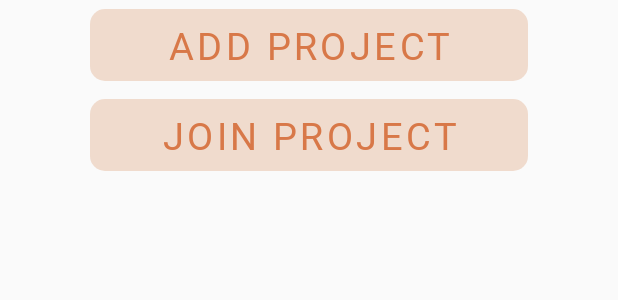
After one commit to CoderWDD/TeamCooperation, an Android app: the layout activity_floating_action_button_choose.xml on its own in the app's theme, with its tools: preview values and no code run, on a phone screen of 412 x 824 dp. The commit adds this screen. Shown: the top 300 px of the screen. Run offline under Robolectric (Android 15) with nearby library versions, the phone set to English and light mode, and no system bars.

Commit message:
UI almost done

```diff
--- a/app/src/main/java/com/example/cooperation/PageHomeActivity.java
+++ b/app/src/main/java/com/example/cooperation/PageHomeActivity.java
@@ -22,6 +22,7 @@ public class PageHomeActivity extends AppCompatActivity {
         NavController navController = navHostFragment.getNavController();
         BottomNavigationView bottomNavigationView = (BottomNavigationView) findViewById(R.id.bottom_nav);
 
+        getSupportFragmentManager();
 
 //        DrawerLayout drawerLayout = findViewById(R.id.drawer_layout);
 //
--- /dev/null
+++ b/app/src/main/res/layout/activity_floating_action_button_choose.xml
@@ -0,0 +1,53 @@
+<?xml version="1.0" encoding="utf-8"?>
+<layout xmlns:android="http://schemas.android.com/apk/res/android"
+    xmlns:app="http://schemas.android.com/apk/res-auto"
+    xmlns:tools="http://schemas.android.com/tools">
+
+    <data>
+        <variable
+            name="floatingActionButtonHandler"
+            type="com.example.cooperation.databing.FragmentFloatingActionButtonDataBinding" />
+    </data>
+
+    <androidx.appcompat.widget.LinearLayoutCompat
+        android:layout_marginHorizontal="50dp"
+        android:layout_width="match_parent"
+        android:layout_height="wrap_content"
+        android:orientation="vertical"
+        tools:context=".ActivityFloatingActionButtonChoose">
+
+        <androidx.appcompat.widget.LinearLayoutCompat
+            android:layout_width="match_parent"
+            android:layout_height="wrap_content"
+            android:orientation="vertical">
+
+            <com.google.android.material.button.MaterialButton
+                android:layout_width="match_parent"
+                android:layout_height="60dp"
+                android:layout_marginHorizontal="10dp"
+                android:fontFamily="@font/no236"
+                android:onClick="@{floatingActionButtonHandler.onAddProjectClicked}"
+                android:stateListAnimator="@null"
+                android:text="@string/project_add_new"
+                android:textColor="@color/orange_brown"
+                android:textSize="25sp"
+                app:backgroundTint="@color/button_login_background_3C"
+                app:cornerRadius="10dp" />
+
+            <com.google.android.material.button.MaterialButton
+                android:layout_width="match_parent"
+                android:layout_height="60dp"
+                android:layout_marginHorizontal="10dp"
+                android:fontFamily="@font/no236"
+                android:onClick="@{floatingActionButtonHandler.onJoinToProjectClicked}"
+                android:stateListAnimator="@null"
+                android:text="@string/project_Join_into_project"
+                android:textColor="@color/orange_brown"
+                android:textSize="25sp"
+                app:backgroundTint="@color/button_login_background_3C"
+                app:cornerRadius="10dp" />
+
+        </androidx.appcompat.widget.LinearLayoutCompat>
+
+    </androidx.appcompat.widget.LinearLayoutCompat>
+</layout>
--- a/app/src/main/res/values/strings.xml
+++ b/app/src/main/res/values/strings.xml
@@ -5,6 +5,7 @@
     <string name="welcome">Welcome!</string>
     <string name="WelcomeContent">TeamCooperation is an app which help you manage your projects with your team!</string>
     <string name="welcome_skip">skip-></string>
+
     <!-- Strings related to login -->
     <string name="login_for_continue">Login for continue use TeamCooperation!</string>
     <string name="password_input_hint">Password:</string>
@@ -12,6 +13,7 @@
     <string name="login">Login</string>
     <string name="sign_up">Sign Up</string>
     <string name="image_logo_description">Splash image missing!</string>
+
     <!-- Strings related to signup -->
     <string name="signup_for_continue">Hello there, sign up to continue.</string>
     <string name="first_name">FirstName</string>
@@ -20,8 +22,6 @@
     <string name="phone_number">Phone Number</string>
     <string name="password">Password</string>
     <string name="username">Username</string>
-    <!-- TODO: Remove or change this placeholder text -->
-    <string name="hello_blank_fragment">Hello blank fragment</string>
 
     <!-- Strings related to bottom menu navigation -->
     <string name="menu_bottom_nav_todo">ToDo</string>
@@ -58,6 +58,8 @@
     <string name="project_detail_invite">Cooperator Name</string>
     <string name="project_detail_add_item">Add Item</string>
     <string name="project_detail_add_item_to_project">Add To Project</string>
+    <string name="project_add_new">Add Project</string>
+    <string name="project_Join_into_project">Join Project</string>
 
     <!--  random images url  -->
     <string name="random_images">https://source.unsplash.com/random</string>
--- a/app/src/main/res/values/styles.xml
+++ b/app/src/main/res/values/styles.xml
@@ -9,6 +9,7 @@
         <item name="colorPrimary">@color/orange_brown</item>
         <item name="android:textColorSecondary">@color/navigation_bottom_item_uncheck</item>
     </style>
+
     <dimen name="design_fab_image_size" tools:override="true">56dp</dimen>
 
 
```
Also changed, not shown: app/src/main/AndroidManifest.xml (+8 -13 lines), app/src/main/java/com/example/cooperation/ActivityFloatingActionButtonChoose.java (added, +27 -0 lines), app/src/main/java/com/example/cooperation/databing/FragmentFloatingActionButtonDataBinding.java (added, +26 -0 lines), app/src/main/java/com/example/cooperation/databing/FragmentProjectsDataBinding.java (+28 -1 lines), app/src/main/res/layout/fragment_floating_action_button_choose.xml (added, +52 -0 lines), app/src/main/res/layout/fragment_page_projects.xml (+10 -0 lines).
